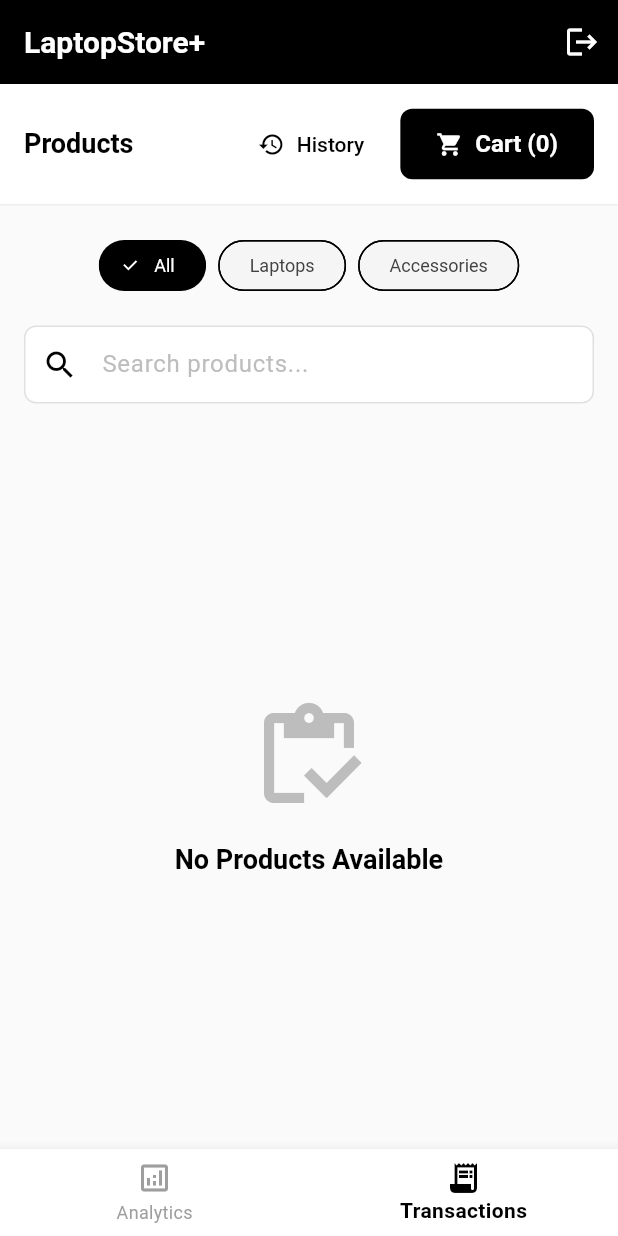
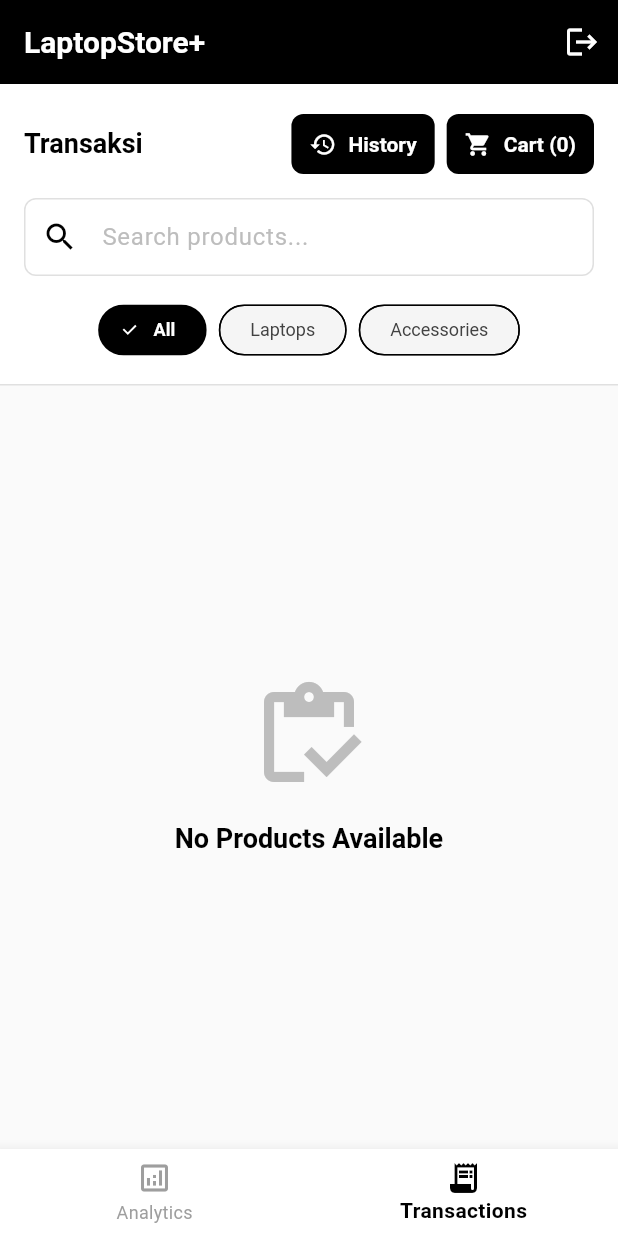
Before and after one commit to RobbyWahyudi/laptop_store_app, a Flutter app: the HomeScreen screen opened directly, item 2 of the bottom bar chosen, on a phone screen of 412 x 824 dp. Run offline on Flutter 3.47's test engine with Material 3 defaults, Android fonts, the phone set to English and light mode, and no system bars; our stand-ins replace shared_preferences; accounts and stored records are empty.

Commit message:
Memperbaiki tampilan header pada halaman produk dan transaksi

```diff
--- a/lib/screens/home/ai_recommendations_tab.dart
+++ b/lib/screens/home/ai_recommendations_tab.dart
@@ -201,7 +201,6 @@ class _AIRecommendationsTabState extends State<AIRecommendationsTab> {
             text: 'Get Recommendations',
             onPressed: _getRecommendations,
             isLoading: _isLoading,
-            icon: Icons.psychology,
           ),
           const SizedBox(height: 24),
 
--- a/lib/screens/home/dashboard_tab.dart
+++ b/lib/screens/home/dashboard_tab.dart
@@ -194,8 +194,9 @@ class _DashboardTabState extends State<DashboardTab> {
                 ),
                 TextButton.icon(
                   onPressed: () {},
+                  label: const Text('View All'),
                   icon: const Icon(Icons.arrow_forward, size: 16),
-                  label: const Text('View All'),
+                  iconAlignment: IconAlignment.end,
                 ),
               ],
             ),
@@ -221,8 +222,15 @@ class _DashboardTabState extends State<DashboardTab> {
     return Card(
       margin: const EdgeInsets.only(bottom: 12),
       child: ListTile(
-        leading: CircleAvatar(
-          backgroundColor: AppTheme.grey100,
+        leading: Container(
+          width: 40,
+          height: 40,
+          decoration: BoxDecoration(
+            shape: BoxShape.rectangle,
+            color: AppTheme.grey100,
+            borderRadius: BorderRadius.circular(8),
+          ),
+          // backgroundColor: AppTheme.grey100,
           child: Icon(
             product.productType == 'laptop'
                 ? Icons.laptop_mac
--- a/lib/screens/home/home_screen.dart
+++ b/lib/screens/home/home_screen.dart
@@ -96,8 +96,8 @@ class _HomeScreenState extends State<HomeScreen> {
           label: 'Dashboard',
         ),
         BottomNavigationBarItem(
-          icon: Icon(Icons.inventory_outlined),
-          activeIcon: Icon(Icons.inventory),
+          icon: Icon(Icons.inventory_2_outlined),
+          activeIcon: Icon(Icons.inventory_2),
           label: 'Products',
         ),
         BottomNavigationBarItem(
@@ -106,9 +106,9 @@ class _HomeScreenState extends State<HomeScreen> {
           label: 'Transactions',
         ),
         BottomNavigationBarItem(
-          icon: Icon(Icons.psychology_outlined),
-          activeIcon: Icon(Icons.psychology),
-          label: 'AI Recommend',
+          icon: Icon(Icons.assistant_outlined),
+          activeIcon: Icon(Icons.assistant),
+          label: 'Assistant',
         ),
       ];
     } else if (authProvider.isKasir) {
@@ -119,14 +119,14 @@ class _HomeScreenState extends State<HomeScreen> {
           label: 'Cashier',
         ),
         BottomNavigationBarItem(
-          icon: Icon(Icons.inventory_outlined),
-          activeIcon: Icon(Icons.inventory),
+          icon: Icon(Icons.inventory_2_outlined),
+          activeIcon: Icon(Icons.inventory_2),
           label: 'Products',
         ),
         BottomNavigationBarItem(
-          icon: Icon(Icons.psychology_outlined),
-          activeIcon: Icon(Icons.psychology),
-          label: 'AI Recommend',
+          icon: Icon(Icons.assistant_outlined),
+          activeIcon: Icon(Icons.assistant),
+          label: 'Assistant',
         ),
       ];
     } else {
--- a/lib/screens/home/products_tab.dart
+++ b/lib/screens/home/products_tab.dart
@@ -119,10 +119,26 @@ class _ProductsTabState extends State<ProductsTab> {
       body: Column(
         children: [
           Container(
-            padding: const EdgeInsets.all(16),
+            padding: const EdgeInsets.only(
+              top: 16,
+              left: 16,
+              right: 16,
+              bottom: 12,
+            ),
             color: AppTheme.white,
             child: Column(
               children: [
+                const SizedBox(height: 12),
+                Row(
+                  children: [
+                    Text(
+                      'Produk',
+                      style: Theme.of(context).textTheme.headlineSmall
+                          ?.copyWith(fontWeight: FontWeight.bold),
+                    ),
+                  ],
+                ),
+                const SizedBox(height: 24),
                 TextField(
                   controller: _searchController,
                   onChanged: _filterProducts,
--- a/lib/screens/home/transactions_tab.dart
+++ b/lib/screens/home/transactions_tab.dart
@@ -98,51 +98,89 @@ class _TransactionsTabState extends State<TransactionsTab> {
       builder: (context, cart, _) {
         return Column(
           children: [
-            // Header with cart and history buttons
+            // Header with cart and history buttons, search, and filters
             Container(
-              padding: const EdgeInsets.all(16),
+              padding: const EdgeInsets.only(
+                top: 16,
+                left: 16,
+                right: 16,
+                bottom: 12,
+              ),
               decoration: BoxDecoration(
                 color: AppTheme.white,
-                border: Border(bottom: BorderSide(color: AppTheme.grey200)),
+                // border: Border(bottom: BorderSide(color: AppTheme.grey200)),
               ),
-              child: Row(
+              child: Column(
+                crossAxisAlignment: CrossAxisAlignment.start,
+                children: [
+                  Row(
                     mainAxisAlignment: MainAxisAlignment.spaceBetween,
                     children: [
                       Text(
-                    'Products',
-                    style: Theme.of(context).textTheme.headlineSmall?.copyWith(
-                      fontWeight: FontWeight.bold,
-                    ),
+                        'Transaksi',
+                        style: Theme.of(context).textTheme.headlineSmall
+                            ?.copyWith(fontWeight: FontWeight.bold),
                       ),
                       Row(
                         children: [
-                      TextButton.icon(
+                          ElevatedButton.icon(
                             onPressed: _openTransactionHistory,
                             icon: const Icon(Icons.history),
-                        label: const Text('History'),
+                            label: const Text(
+                              'History',
+                              style: TextStyle(fontSize: 14),
+                            ),
+                            style: ElevatedButton.styleFrom(
+                              padding: const EdgeInsets.symmetric(
+                                horizontal: 12,
+                                vertical: 8,
+                              ),
+                            ),
                           ),
                           const SizedBox(width: 8),
                           ElevatedButton.icon(
                             onPressed: _openCart,
                             icon: const Icon(Icons.shopping_cart),
-                        label: Text('Cart (${cart.itemCount})'),
+                            label: Text(
+                              'Cart (${cart.itemCount})',
+                              style: TextStyle(fontSize: 14),
+                            ),
+                            style: ElevatedButton.styleFrom(
+                              padding: const EdgeInsets.symmetric(
+                                horizontal: 12,
+                                vertical: 8,
+                              ),
+                            ),
                           ),
                         ],
                       ),
                     ],
                   ),
+                  const SizedBox(height: 12),
+                  TextField(
+                    controller: _searchController,
+                    decoration: const InputDecoration(
+                      hintText: 'Search products...',
+                      prefixIcon: Icon(Icons.search),
                     ),
-            const SizedBox(height: 16),
+                    onChanged: (value) => setState(() {}),
+                  ),
+                  const SizedBox(height: 12),
                   // Filter Buttons
-            Padding(
-              padding: const EdgeInsets.symmetric(horizontal: 16),
-              child: Row(
+                  Row(
                     mainAxisAlignment: MainAxisAlignment.center,
-                // crossAxisAlignment: CrossAxisAlignment.center,
                     children: [
                       ChoiceChip(
-                    label: const Text('All'),
+                        label: Text('All'),
                         selected: _selectedFilter == 'all',
+                        labelStyle: TextStyle(
+                          fontWeight: _selectedFilter == 'all'
+                              ? FontWeight.w600
+                              : FontWeight.normal,
+                          color: _selectedFilter == 'all'
+                              ? Colors.white
+                              : AppTheme.grey800,
+                        ),
                         onSelected: (selected) {
                           if (selected) {
                             setState(() {
@@ -154,8 +192,16 @@ class _TransactionsTabState extends State<TransactionsTab> {
                       ),
                       const SizedBox(width: 8),
                       ChoiceChip(
-                    label: const Text('Laptops'),
+                        label: Text('Laptops'),
                         selected: _selectedFilter == 'laptop',
+                        labelStyle: TextStyle(
+                          fontWeight: _selectedFilter == 'laptop'
+                              ? FontWeight.w600
+                              : FontWeight.normal,
+                          color: _selectedFilter == 'laptop'
+                              ? Colors.white
+                              : AppTheme.grey800,
+                        ),
                         onSelected: (selected) {
                           if (selected) {
                             setState(() {
@@ -167,8 +213,16 @@ class _TransactionsTabState extends State<TransactionsTab> {
                       ),
                       const SizedBox(width: 8),
                       ChoiceChip(
-                    label: const Text('Accessories'),
+                        label: Text('Accessories'),
                         selected: _selectedFilter == 'accessory',
+                        labelStyle: TextStyle(
+                          fontWeight: _selectedFilter == 'accessory'
+                              ? FontWeight.w600
+                              : FontWeight.normal,
+                          color: _selectedFilter == 'accessory'
+                              ? Colors.white
+                              : AppTheme.grey800,
+                        ),
                         onSelected: (selected) {
                           if (selected) {
                             setState(() {
@@ -180,21 +234,11 @@ class _TransactionsTabState extends State<TransactionsTab> {
                       ),
                     ],
                   ),
-            ),
-            const SizedBox(height: 16),
-            // Search Bar
-            Padding(
-              padding: const EdgeInsets.symmetric(horizontal: 16),
-              child: TextField(
-                controller: _searchController,
-                decoration: const InputDecoration(
-                  hintText: 'Search products...',
-                  prefixIcon: Icon(Icons.search),
-                ),
-                onChanged: (value) => setState(() {}),
+                ],
               ),
             ),
-            const SizedBox(height: 16),
+            const Divider(height: 1),
+
             // Products Grid
             Expanded(
               child: _isLoading
@@ -238,7 +282,7 @@ class _TransactionsTabState extends State<TransactionsTab> {
       padding: const EdgeInsets.all(16),
       gridDelegate: const SliverGridDelegateWithFixedCrossAxisCount(
         crossAxisCount: 2,
-        childAspectRatio: 0.75,
+        childAspectRatio: 0.9,
         crossAxisSpacing: 16,
         mainAxisSpacing: 16,
       ),
@@ -269,12 +313,16 @@ class _TransactionsTabState extends State<TransactionsTab> {
           child: Column(
             crossAxisAlignment: CrossAxisAlignment.start,
             children: [
-              Icon(
+              const SizedBox(height: 12),
+              Center(
+                child: Icon(
                   product.isLaptop ? Icons.laptop_mac : Icons.inventory_2,
-                size: 48,
+                  size: 56,
                   color: AppTheme.grey700,
                 ),
-              const Spacer(),
+              ),
+              const SizedBox(height: 12),
+              Spacer(),
               Text(
                 product.name,
                 style: Theme.of(context).textTheme.titleSmall,
```
Lines whose indentation alone changed are shown as unchanged.
